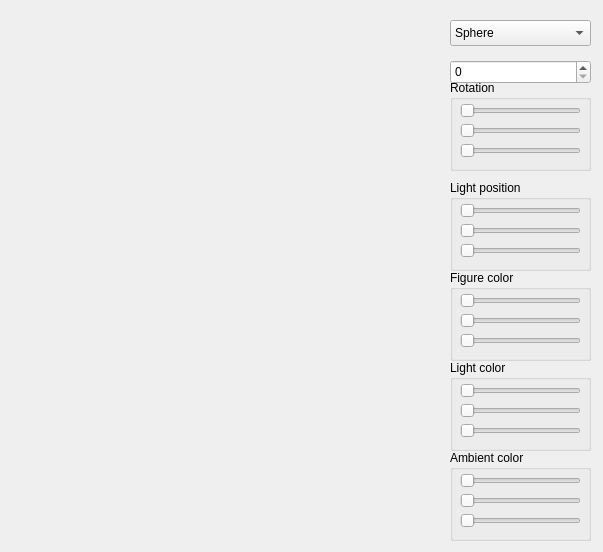
Before: the Qt Designer form widget.ui in quizbeat/CGLab3, drawn with Qt 5.
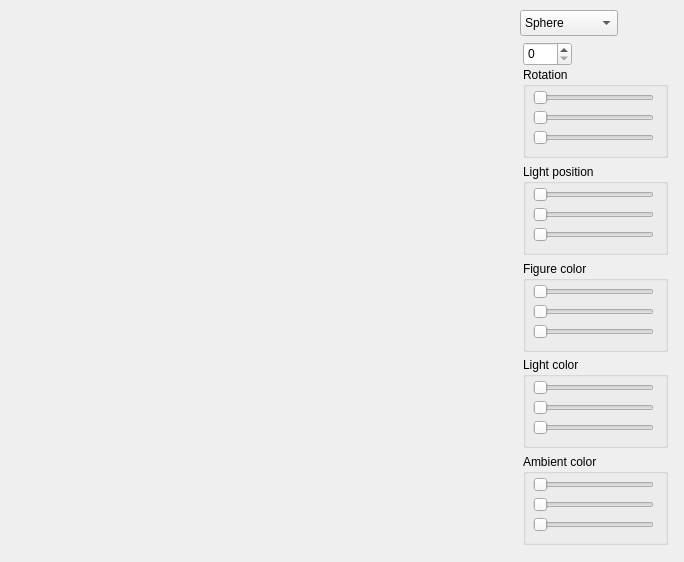
After: the same form once the commit is applied.

Commit message: change elements names

Patch:
```diff
--- a/widget.ui
+++ b/widget.ui
@@ -6,8 +6,8 @@
    <rect>
     <x>0</x>
     <y>0</y>
-    <width>603</width>
-    <height>552</height>
+    <width>684</width>
+    <height>562</height>
    </rect>
   </property>
   <property name="windowTitle">
@@ -16,9 +16,9 @@
   <widget class="QComboBox" name="comboBox">
    <property name="geometry">
     <rect>
-     <x>450</x>
-     <y>20</y>
-     <width>141</width>
+     <x>520</x>
+     <y>10</y>
+     <width>98</width>
      <height>26</height>
     </rect>
    </property>
@@ -41,9 +41,9 @@
   <widget class="QGroupBox" name="groupBox">
    <property name="geometry">
     <rect>
-     <x>450</x>
-     <y>80</y>
-     <width>141</width>
+     <x>523</x>
+     <y>67</y>
+     <width>145</width>
      <height>91</height>
     </rect>
    </property>
@@ -93,9 +93,9 @@
   <widget class="QGroupBox" name="groupBox_2">
    <property name="geometry">
     <rect>
-     <x>450</x>
-     <y>180</y>
-     <width>141</width>
+     <x>523</x>
+     <y>164</y>
+     <width>145</width>
      <height>91</height>
     </rect>
    </property>
@@ -145,9 +145,9 @@
   <widget class="QGroupBox" name="groupBox_3">
    <property name="geometry">
     <rect>
-     <x>450</x>
-     <y>270</y>
-     <width>141</width>
+     <x>523</x>
+     <y>261</y>
+     <width>145</width>
      <height>91</height>
     </rect>
    </property>
@@ -197,9 +197,9 @@
   <widget class="QSpinBox" name="spinBox">
    <property name="geometry">
     <rect>
-     <x>450</x>
-     <y>60</y>
-     <width>141</width>
+     <x>523</x>
+     <y>42</y>
+     <width>49</width>
      <height>24</height>
     </rect>
    </property>
@@ -207,9 +207,9 @@
   <widget class="QGroupBox" name="groupBox_4">
    <property name="geometry">
     <rect>
-     <x>450</x>
-     <y>360</y>
-     <width>141</width>
+     <x>523</x>
+     <y>357</y>
+     <width>145</width>
      <height>91</height>
     </rect>
    </property>
@@ -265,9 +265,9 @@
   <widget class="QGroupBox" name="groupBox_5">
    <property name="geometry">
     <rect>
-     <x>450</x>
-     <y>450</y>
-     <width>141</width>
+     <x>523</x>
+     <y>454</y>
+     <width>145</width>
      <height>91</height>
     </rect>
    </property>
```
Left out of the diff: 56 changed lines with no effect on the pictures.
